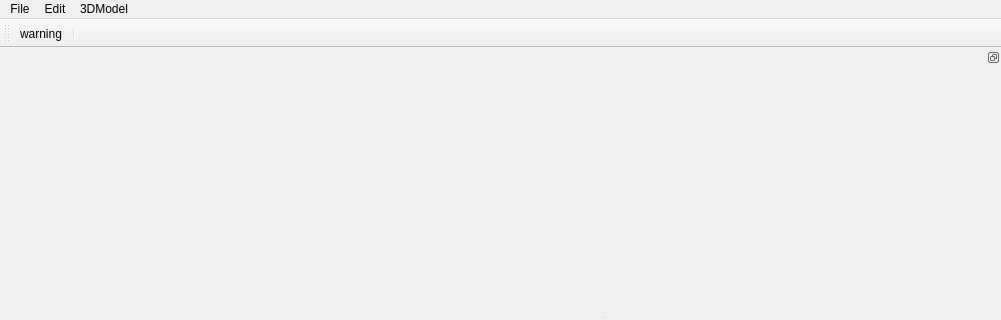
gnailegoac/rde_ygomi, file src/view/MainWindow.ui: the form before one commit; both pictures show x 0 to 1001 and y 0 to 320 of the 1001 by 600 pixel window.
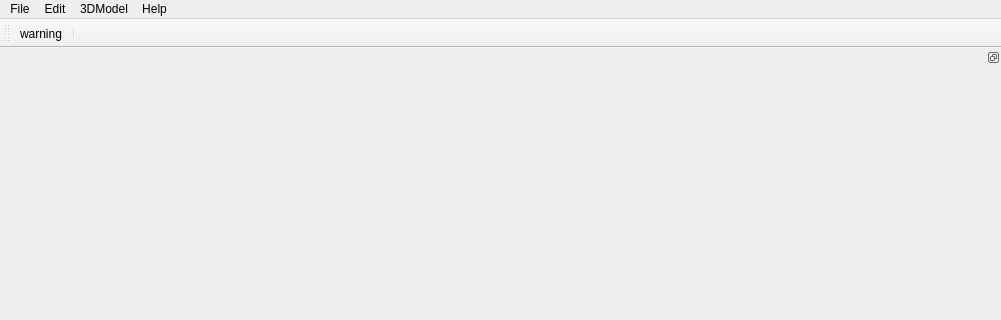
The form after the commit. Custom widgets are drawn as their Qt base class.

Commit message: RDE-117 Update dependency lib, add About info.

The edit to the form file:
```diff
--- a/src/view/MainWindow.ui
+++ b/src/view/MainWindow.ui
@@ -80,9 +80,16 @@
     </property>
     <addaction name="actionRenderRoad"/>
    </widget>
+   <widget class="QMenu" name="menuAbout">
+    <property name="title">
+     <string>Help</string>
+    </property>
+    <addaction name="actionAbout"/>
+   </widget>
    <addaction name="menuFile"/>
    <addaction name="menuEdit"/>
    <addaction name="menu3DModel"/>
+   <addaction name="menuAbout"/>
   </widget>
   <widget class="QToolBar" name="mainToolBar">
    <property name="enabled">
```
Left out of the diff: 5 changed lines with no effect on the pictures. The commit also changes 7 other files.
